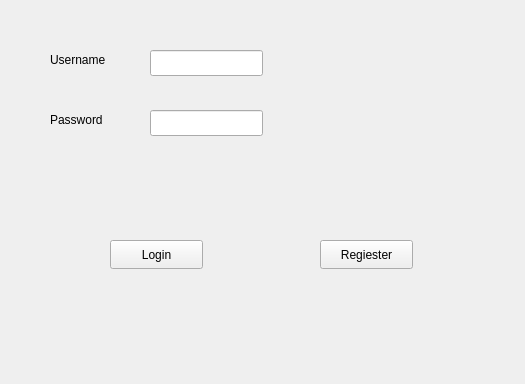
This is Cinemaproject/loginwindow.ui in Mohamed-H-Ali/CinemaProject as Qt 5 draws it before an edit; both pictures show x 0 to 525 and y 0 to 384 of the 800 by 600 pixel window. The edited form follows.
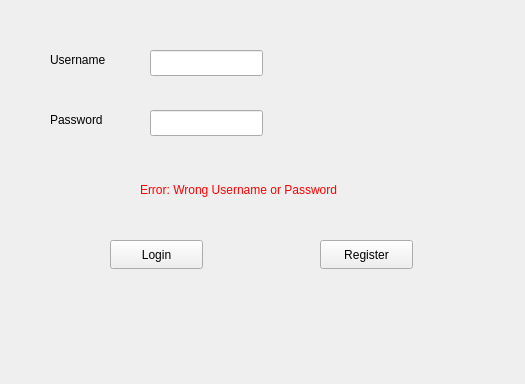
This is the edited form.

Commit message: Login almost done

```diff
--- a/Cinemaproject/loginwindow.ui
+++ b/Cinemaproject/loginwindow.ui
@@ -37,7 +37,7 @@
      </rect>
     </property>
     <property name="text">
-     <string>Regiester</string>
+     <string>Register</string>
     </property>
    </widget>
    <widget class="QLabel" name="labelUsername">
@@ -96,7 +96,7 @@
      </rect>
     </property>
     <property name="text">
-     <string/>
+     <string>&lt;html&gt;&lt;head/&gt;&lt;body&gt;&lt;p&gt;&lt;span style=&quot; color:#ff0000;&quot;&gt;Error: Wrong Username or Password&lt;/span&gt;&lt;/p&gt;&lt;/body&gt;&lt;/html&gt;</string>
     </property>
    </widget>
   </widget>
```
Left out of the diff: 3 changed lines with no effect on the pictures. The commit also changes 2 other files.
